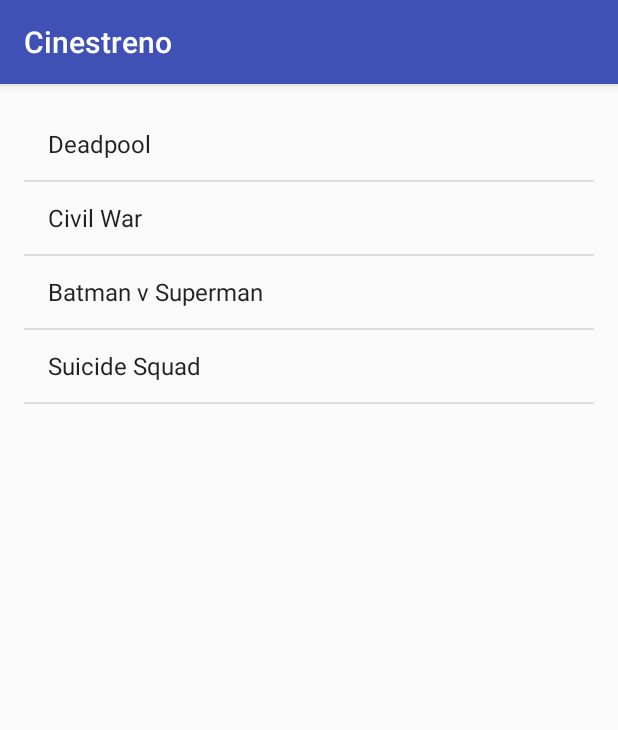
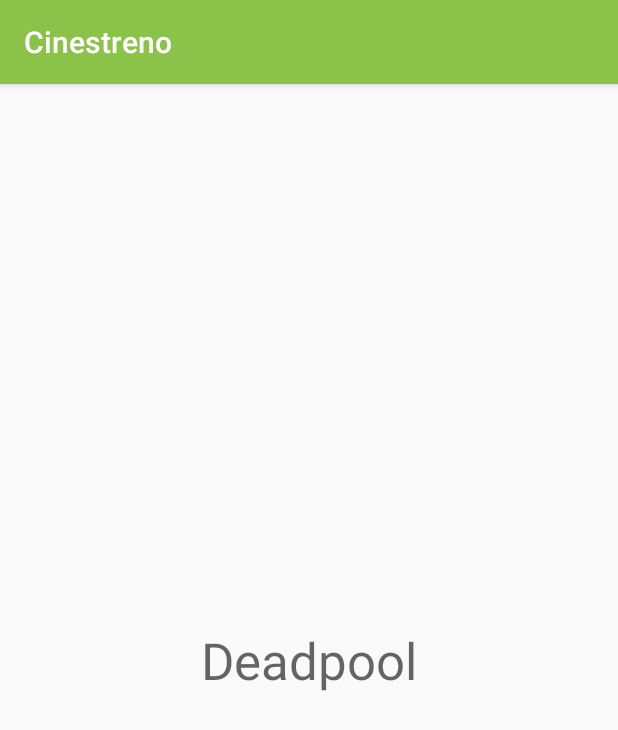
Before and after one commit to milo2005/Cinestreno, an Android app: the screen it shows after launch (MainActivity before the commit, Pantalla2Activity after it), after a tap on "Deadpool", on a phone screen of 412 x 824 dp. Shown: the top 730 px of the screen. Run offline under Robolectric (Android 15) with nearby library versions, the phone set to English and light mode, and no system bars; our stand-ins replace Picasso; pictures from the network do not load.

Commit message:
Adapter implementado

```diff
--- a/app/build.gradle
+++ b/app/build.gradle
@@ -23,4 +23,5 @@ dependencies {
     compile fileTree(dir: 'libs', include: ['*.jar'])
     testCompile 'junit:junit:4.12'
     compile 'com.android.support:appcompat-v7:23.1.1'
+    compile 'com.squareup.picasso:picasso:2.5.2'
 }
--- a/app/src/main/AndroidManifest.xml
+++ b/app/src/main/AndroidManifest.xml
@@ -1,6 +1,8 @@
 <?xml version="1.0" encoding="utf-8"?>
 <manifest xmlns:android="http://schemas.android.com/apk/res/android"
     package="com.example.estacionvl_tc_014.cinestreno">
+
+    <uses-permission android:name="android.permission.INTERNET" />
 
     <application
         android:allowBackup="true"
@@ -15,6 +17,7 @@
                 <category android:name="android.intent.category.LAUNCHER" />
             </intent-filter>
         </activity>
+        <activity android:name=".Pantalla2Activity"></activity>
     </application>
 
 </manifest>
--- a/app/src/main/java/com/example/estacionvl_tc_014/cinestreno/MainActivity.java
+++ b/app/src/main/java/com/example/estacionvl_tc_014/cinestreno/MainActivity.java
@@ -1,5 +1,6 @@
 package com.example.estacionvl_tc_014.cinestreno;
 
+import android.content.Intent;
 import android.support.v7.app.AppCompatActivity;
 import android.os.Bundle;
 import android.view.View;
@@ -7,11 +8,20 @@ import android.widget.AdapterView;
 import android.widget.ListView;
 import android.widget.Toast;
 
+import com.example.estacionvl_tc_014.cinestreno.adapters.PeliculaAdapter;
+import com.example.estacionvl_tc_014.cinestreno.models.Pelicula;
+
+import java.util.ArrayList;
+import java.util.List;
+
 
 public class MainActivity extends AppCompatActivity implements AdapterView.OnItemClickListener {
 
     ListView list;
-    String peliculas[];
+
+    List<Pelicula> data;
+    PeliculaAdapter adapter;
+
 
     @Override
     protected void onCreate(Bundle savedInstanceState) {
@@ -21,14 +31,50 @@ public class MainActivity extends AppCompatActivity implements AdapterView.OnIte
         list = (ListView) findViewById(R.id.list);
         list.setOnItemClickListener(this);
 
-        peliculas = getResources().getStringArray(R.array.Peliculas);
+        data = new ArrayList<>();
+        adapter = new PeliculaAdapter(this, data);
+
+        list.setAdapter(adapter);
+
+        loadPeliculas();
 
     }
 
+    public void loadPeliculas(){
+        Pelicula p1 =  new Pelicula();
+        p1.setNombre("Deadpool");
+        p1.setDuracion("140 minutos");
+        p1.setFechaEstreno("20 de Febrero");
+        p1.setUrlImg("http://www.lashorasperdidas.com/wp-content/uploads/2015/07/deadpool-promopic-2.jpg");
+
+        Pelicula p2 = new Pelicula();
+        p2.setNombre("Batman v Superman");
+        p2.setDuracion("160 minutos");
+        p2.setFechaEstreno("15 de Marzo");
+        p2.setUrlImg("http://images.fandango.com/MDCsite/images/featured/201512/the-hidden-plot-of-batman-vs-superman-dawn-of-justice-593860.jpg");
+
+        Pelicula p3 = new Pelicula();
+        p3.setNombre("Xmen Apocalipsis");
+        p3.setDuracion("132 minutos");
+        p3.setFechaEstreno("15 de Septiembre");
+        p3.setUrlImg("http://i2.wp.com/blogdesuperheroes.es/wp-content/plugins/BdSGallery/BdSGaleria/39442.jpg");
+
+        data.add(p1);
+        data.add(p2);
+        data.add(p3);
+
+        adapter.notifyDataSetChanged();
+
+
+    }
+
+
     @Override
     public void onItemClick(AdapterView<?> parent, View view, int position, long id) {
-        String p = peliculas[position];
-        Toast.makeText(this, "Seleccionaste la pelicula "+p,Toast.LENGTH_SHORT)
-                .show();
+
+        Intent intent = new Intent(this, Pantalla2Activity.class);
+        intent.putExtra("pelicula",data.get(position).getNombre());
+        startActivity(intent);
+
     }
 }
--- /dev/null
+++ b/app/src/main/java/com/example/estacionvl_tc_014/cinestreno/Pantalla2Activity.java
@@ -0,0 +1,18 @@
+package com.example.estacionvl_tc_014.cinestreno;
+
+import android.support.v7.app.AppCompatActivity;
+import android.os.Bundle;
+import android.widget.TextView;
+
+public class Pantalla2Activity extends AppCompatActivity {
+
+    @Override
+    protected void onCreate(Bundle savedInstanceState) {
+        super.onCreate(savedInstanceState);
+        setContentView(R.layout.activity_pantalla2);
+
+        String pelicula = getIntent().getStringExtra("pelicula");
+        TextView txt = (TextView) findViewById(R.id.txt);
+        txt.setText(pelicula);
+    }
+}
--- /dev/null
+++ b/app/src/main/java/com/example/estacionvl_tc_014/cinestreno/adapters/PeliculaAdapter.java
@@ -0,0 +1,69 @@
+package com.example.estacionvl_tc_014.cinestreno.adapters;
+
+import android.app.Activity;
+import android.net.Uri;
+import android.view.View;
+import android.view.ViewGroup;
+import android.widget.BaseAdapter;
+import android.widget.ImageView;
+import android.widget.TextView;
+
+import com.example.estacionvl_tc_014.cinestreno.R;
+import com.example.estacionvl_tc_014.cinestreno.models.Pelicula;
+import com.squareup.picasso.Picasso;
+
+import java.util.List;
+
+/**
+ * Created by EstacionVL-TC-014 on 6/02/16.
+ */
+public class PeliculaAdapter extends BaseAdapter {
+
+    Activity activity;
+    List<Pelicula> data;
+
+    public PeliculaAdapter(Activity activity, List<Pelicula> data) {
+        this.activity = activity;
+        this.data = data;
+    }
+
+    @Override
+    public int getCount() {
+        return data.size();
+    }
+
+    @Override
+    public Object getItem(int position) {
+        return data.get(position);
+    }
+
+    @Override
+    public long getItemId(int position) {
+        return position;
+    }
+
+    @Override
+    public View getView(int position, View convertView, ViewGroup parent) {
+
+        View v = convertView;
+        if(v == null)
+            v = View.inflate(activity, R.layout.template_pelicula, null);
+
+        Pelicula p = data.get(position);
+
+        TextView titulo = (TextView) v.findViewById(R.id.title);
+        TextView duracion = (TextView) v.findViewById(R.id.txt_duracion);
+        TextView fecha = (TextView) v.findViewById(R.id.txt_fecha);
+        ImageView img = (ImageView) v.findViewById(R.id.img);
+
+        titulo.setText(p.getNombre());
+        duracion.setText(p.getDuracion());
+        fecha.setText(p.getFechaEstreno());
+
+        Uri uri = Uri.parse(p.getUrlImg());
+
+        Picasso.with(activity).load(uri).into(img);
+
+        return v;
+    }
+}
--- /dev/null
+++ b/app/src/main/res/layout/activity_pantalla2.xml
@@ -0,0 +1,20 @@
+<?xml version="1.0" encoding="utf-8"?>
+<RelativeLayout xmlns:android="http://schemas.android.com/apk/res/android"
+    xmlns:tools="http://schemas.android.com/tools"
+    android:layout_width="match_parent"
+    android:layout_height="match_parent"
+    android:paddingBottom="@dimen/activity_vertical_margin"
+    android:paddingLeft="@dimen/activity_horizontal_margin"
+    android:paddingRight="@dimen/activity_horizontal_margin"
+    android:paddingTop="@dimen/activity_vertical_margin"
+    tools:context="com.example.estacionvl_tc_014.cinestreno.Pantalla2Activity">
+
+    <TextView
+        android:id="@+id/txt"
+        style="@style/Base.TextAppearance.AppCompat.Display1"
+        android:layout_width="match_parent"
+        android:layout_height="match_parent"
+        android:gravity="center"
+        />
+
+</RelativeLayout>
--- a/app/src/main/res/values/colors.xml
+++ b/app/src/main/res/values/colors.xml
@@ -1,6 +1,6 @@
 <?xml version="1.0" encoding="utf-8"?>
 <resources>
-    <color name="colorPrimary">#3F51B5</color>
-    <color name="colorPrimaryDark">#303F9F</color>
-    <color name="colorAccent">#FF4081</color>
+    <color name="colorPrimary">#8BC34A</color>
+    <color name="colorPrimaryDark">#689F38</color>
+    <color name="colorAccent">#FFC107</color>
 </resources>
--- a/app/src/main/res/values/dimens.xml
+++ b/app/src/main/res/values/dimens.xml
@@ -2,4 +2,7 @@
     <!-- Default screen margins, per the Android Design guidelines. -->
     <dimen name="activity_horizontal_margin">16dp</dimen>
     <dimen name="activity_vertical_margin">16dp</dimen>
+    <dimen name="img_h">160dp</dimen>
+    <dimen name="small">10dp</dimen>
+    <dimen name="icon_size">30dp</dimen>
 </resources>
```
Also changed, not shown: app/src/main/res/drawable/ic_duracion.xml (added, +9 -0 lines), app/src/main/res/drawable/ic_fecha.xml (added, +9 -0 lines), app/src/main/res/drawable/mask.xml (added, +12 -0 lines), app/src/main/res/layout/template_pelicula.xml (added, +70 -0 lines).
